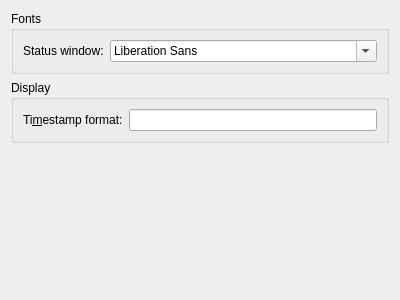
Qt form src/ui/settings/appearancesettingswidget.ui (nilsding/IrrerrC) before a commit.
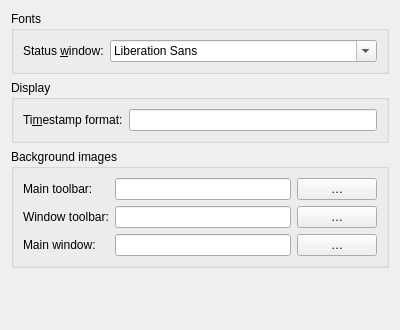
The same form after that commit.

Commit message: added ability to change backgrounds for toolbar/mdiarea

The edit to the form file:
```diff
--- a/src/ui/settings/appearancesettingswidget.ui
+++ b/src/ui/settings/appearancesettingswidget.ui
@@ -7,7 +7,7 @@
     <x>0</x>
     <y>0</y>
     <width>400</width>
-    <height>300</height>
+    <height>330</height>
    </rect>
   </property>
   <property name="windowTitle">
@@ -25,7 +25,7 @@
         <item row="0" column="0">
          <widget class="QLabel" name="qlStatusWindowFont">
           <property name="text">
-           <string>Status window:</string>
+           <string>Status &amp;window:</string>
           </property>
           <property name="buddy">
            <cstring>qfcbStatusWindowFont</cstring>
@@ -66,6 +66,82 @@
      </layout>
     </widget>
    </item>
+   <item>
+    <widget class="QGroupBox" name="qgbBackgroundImages">
+     <property name="title">
+      <string>Background images</string>
+     </property>
+     <layout class="QVBoxLayout" name="verticalLayout_4">
+      <item>
+       <layout class="QFormLayout" name="formLayout_3">
+        <item row="0" column="0">
+         <widget class="QLabel" name="qlMainToolbarBackground">
+          <property name="text">
+           <string>Main toolbar:</string>
+          </property>
+         </widget>
+        </item>
+        <item row="0" column="1">
+         <layout class="QHBoxLayout" name="horizontalLayout" stretch="1,0">
+          <item>
+           <widget class="QLineEdit" name="qleMainToolbarBackground"/>
+          </item>
+          <item>
+           <widget class="QPushButton" name="qpbMainToolbarBackgroundFileChooser">
+            <property name="text">
+             <string notr="true">…</string>
+            </property>
+           </widget>
+          </item>
+         </layout>
+        </item>
+        <item row="1" column="0">
+         <widget class="QLabel" name="qlWindowToolbarBackground">
+          <property name="text">
+           <string>Window toolbar:</string>
+          </property>
+         </widget>
+        </item>
+        <item row="1" column="1">
+         <layout class="QHBoxLayout" name="horizontalLayout_2" stretch="1,0">
+          <item>
+           <widget class="QLineEdit" name="qleWindowToolbarBackground"/>
+          </item>
+          <item>
+           <widget class="QPushButton" name="qpbWindowToolbarBackgroundFileChooser">
+            <property name="text">
+             <string notr="true">…</string>
+            </property>
+           </widget>
+          </item>
+         </layout>
+        </item>
+        <item row="2" column="0">
+         <widget class="QLabel" name="qlMainWindowBackground">
+          <property name="text">
+           <string>Main window:</string>
+          </property>
+         </widget>
+        </item>
+        <item row="2" column="1">
+         <layout class="QHBoxLayout" name="horizontalLayout_3" stretch="1,0">
+          <item>
+           <widget class="QLineEdit" name="qleMainWindowBackground"/>
+          </item>
+          <item>
+           <widget class="QPushButton" name="qleMainWindowBackgroundFileChooser">
+            <property name="text">
+             <string notr="true">…</string>
+            </property>
+           </widget>
+          </item>
+         </layout>
+        </item>
+       </layout>
+      </item>
+     </layout>
+    </widget>
+   </item>
    <item>
     <spacer name="verticalSpacer">
      <property name="orientation">
```
The commit also changes 4 other files.
